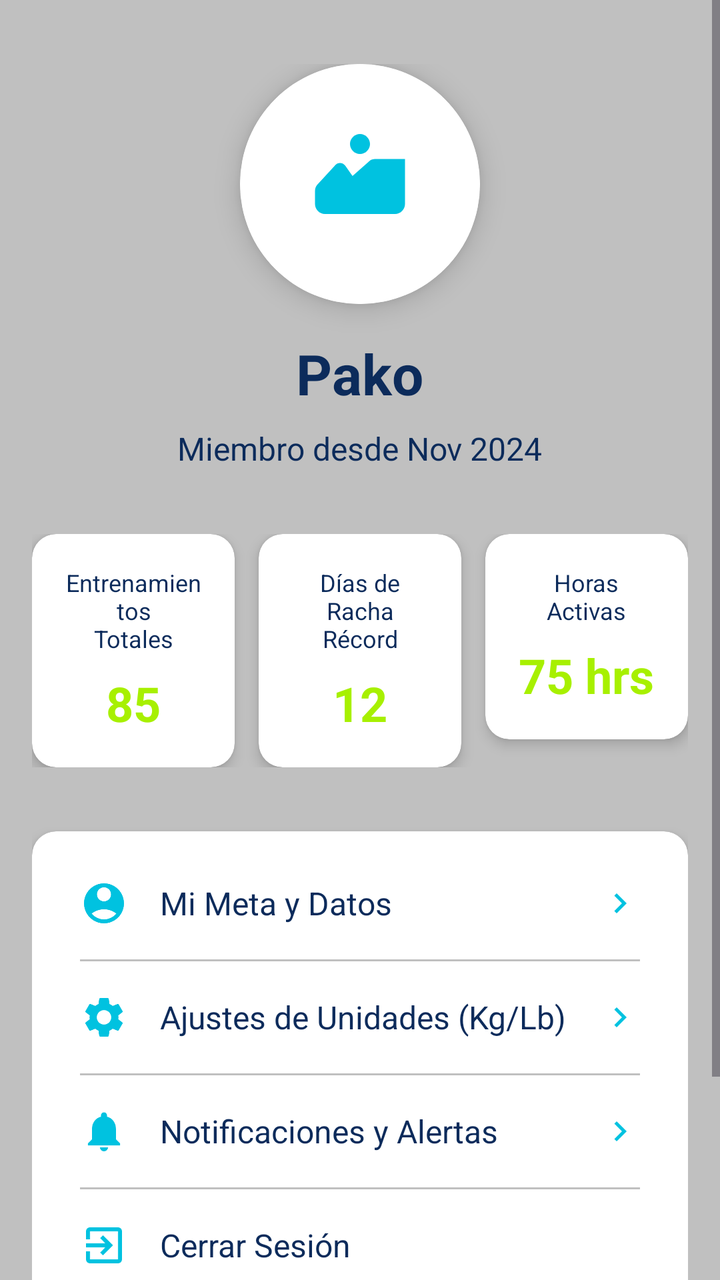
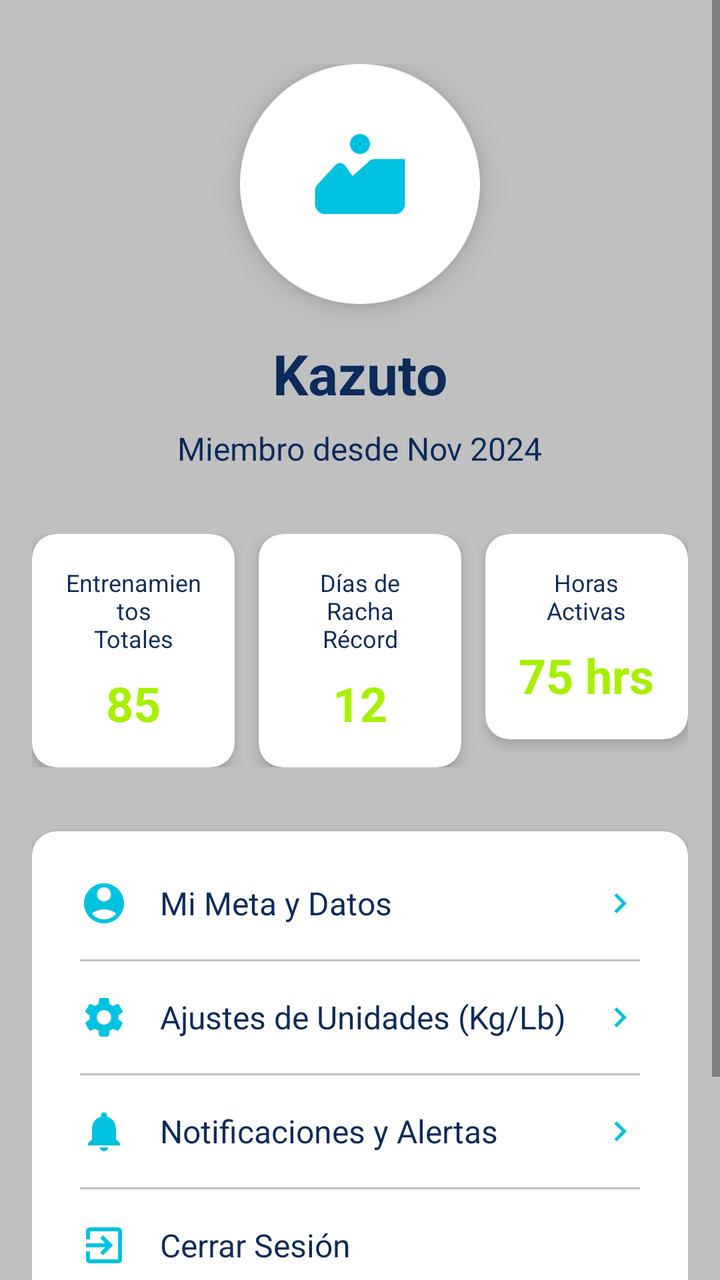

An Android layout rendered at two revisions. The XML below is the earlier revision; the diff shows what the commit changed to produce the second picture.
<!-- AndroidManifest.xml: application theme Base.Theme.FitTrack -->
<!-- res/layout/fragment_profile.xml -->
<?xml version="1.0" encoding="utf-8"?>
<ScrollView xmlns:android="http://schemas.android.com/apk/res/android"
    xmlns:app="http://schemas.android.com/apk/res-auto"
    xmlns:tools="http://schemas.android.com/tools"
    android:layout_width="match_parent"
    android:layout_height="match_parent"
    android:background="@color/soft_metric"
    tools:context=".ProfileFragment">

    <LinearLayout
        android:layout_width="match_parent"
        android:layout_height="wrap_content"
        android:orientation="vertical"
        android:padding="16dp">

        
        <LinearLayout
            android:layout_width="match_parent"
            android:layout_height="wrap_content"
            android:orientation="vertical"
            android:gravity="center"
            android:layout_marginBottom="32dp"
            android:layout_marginTop="16dp">

            
            <androidx.cardview.widget.CardView
                android:layout_width="120dp"
                android:layout_height="120dp"
                app:cardCornerRadius="60dp"
                app:cardElevation="8dp"
                android:layout_marginBottom="16dp">

                <FrameLayout
                    android:layout_width="match_parent"
                    android:layout_height="match_parent"
                    android:background="@color/clean_stat">

                    
                    <ImageView
                        android:id="@+id/iv_avatar"
                        android:layout_width="60dp"
                        android:layout_height="60dp"
                        android:layout_gravity="center"
                        android:src="@drawable/ic_profile_placeholder"
                        android:tint="@color/fit_glow" />

                </FrameLayout>

            </androidx.cardview.widget.CardView>

            
            <TextView
                android:id="@+id/tv_user_name"
                android:layout_width="wrap_content"
                android:layout_height="wrap_content"
                android:text="Pako"
                android:textSize="28sp"
                android:textColor="@color/track_night"
                android:textStyle="bold"
                android:layout_marginBottom="8dp" />

            
            <TextView
                android:id="@+id/tv_member_since"
                android:layout_width="wrap_content"
                android:layout_height="wrap_content"
                android:text="Miembro desde Nov 2024"
                android:textSize="16sp"
                android:textColor="@color/track_night" />

        </LinearLayout>

        
        <LinearLayout
            android:layout_width="match_parent"
            android:layout_height="wrap_content"
            android:orientation="horizontal"
            android:layout_marginBottom="32dp"
            android:weightSum="3">

            
            <androidx.cardview.widget.CardView
                android:layout_width="0dp"
                android:layout_height="wrap_content"
                android:layout_weight="1"
                android:layout_marginEnd="6dp"
                app:cardBackgroundColor="@color/clean_stat"
                app:cardCornerRadius="12dp"
                app:cardElevation="4dp">

                <LinearLayout
                    android:layout_width="match_parent"
                    android:layout_height="wrap_content"
                    android:orientation="vertical"
                    android:padding="16dp"
                    android:gravity="center">

                    <TextView
                        android:layout_width="wrap_content"
                        android:layout_height="wrap_content"
                        android:text="Entrenamientos\nTotales"
                        android:textSize="12sp"
                        android:textColor="@color/track_night"
                        android:gravity="center"
                        android:layout_marginBottom="8dp" />

                    <TextView
                        android:id="@+id/tv_total_workouts"
                        android:layout_width="wrap_content"
                        android:layout_height="wrap_content"
                        android:text="85"
                        android:textSize="24sp"
                        android:textColor="@color/progress_neon"
                        android:textStyle="bold" />

                </LinearLayout>

            </androidx.cardview.widget.CardView>

            
            <androidx.cardview.widget.CardView
                android:layout_width="0dp"
                android:layout_height="wrap_content"
                android:layout_weight="1"
                android:layout_marginHorizontal="6dp"
                app:cardBackgroundColor="@color/clean_stat"
                app:cardCornerRadius="12dp"
                app:cardElevation="4dp">

                <LinearLayout
                    android:layout_width="match_parent"
                    android:layout_height="wrap_content"
                    android:orientation="vertical"
                    android:padding="16dp"
                    android:gravity="center">

                    <TextView
                        android:layout_width="wrap_content"
                        android:layout_height="wrap_content"
                        android:text="Días de Racha\nRécord"
                        android:textSize="12sp"
                        android:textColor="@color/track_night"
                        android:gravity="center"
                        android:layout_marginBottom="8dp" />

                    <TextView
                        android:id="@+id/tv_streak_record"
                        android:layout_width="wrap_content"
                        android:layout_height="wrap_content"
                        android:text="12"
                        android:textSize="24sp"
                        android:textColor="@color/progress_neon"
                        android:textStyle="bold" />

                </LinearLayout>

            </androidx.cardview.widget.CardView>

            
            <androidx.cardview.widget.CardView
                android:layout_width="0dp"
                android:layout_height="wrap_content"
                android:layout_weight="1"
                android:layout_marginStart="6dp"
                app:cardBackgroundColor="@color/clean_stat"
                app:cardCornerRadius="12dp"
                app:cardElevation="4dp">

                <LinearLayout
                    android:layout_width="match_parent"
                    android:layout_height="wrap_content"
                    android:orientation="vertical"
                    android:padding="16dp"
                    android:gravity="center">

                    <TextView
                        android:layout_width="wrap_content"
                        android:layout_height="wrap_content"
                        android:text="Horas\nActivas"
                        android:textSize="12sp"
                        android:textColor="@color/track_night"
                        android:gravity="center"
                        android:layout_marginBottom="8dp" />

                    <TextView
                        android:id="@+id/tv_active_hours"
                        android:layout_width="wrap_content"
                        android:layout_height="wrap_content"
                        android:text="75 hrs"
                        android:textSize="24sp"
                        android:textColor="@color/progress_neon"
                        android:textStyle="bold" />

                </LinearLayout>

            </androidx.cardview.widget.CardView>

        </LinearLayout>

        
        <androidx.cardview.widget.CardView
            android:layout_width="match_parent"
            android:layout_height="wrap_content"
            android:layout_marginBottom="24dp"
            app:cardBackgroundColor="@color/clean_stat"
            app:cardCornerRadius="12dp"
            app:cardElevation="4dp">

            <LinearLayout
                android:layout_width="match_parent"
                android:layout_height="wrap_content"
                android:orientation="vertical"
                android:padding="8dp">

                
                <LinearLayout
                    android:id="@+id/ll_meta_datos"
                    android:layout_width="match_parent"
                    android:layout_height="wrap_content"
                    android:orientation="horizontal"
                    android:padding="16dp"
                    android:gravity="center_vertical"
                    android:background="?android:attr/selectableItemBackground"
                    android:clickable="true"
                    android:focusable="true">

                    <ImageView
                        android:layout_width="24dp"
                        android:layout_height="24dp"
                        android:src="@drawable/ic_target"
                        android:tint="@color/fit_glow"
                        android:layout_marginEnd="16dp" />

                    <TextView
                        android:layout_width="0dp"
                        android:layout_height="wrap_content"
                        android:layout_weight="1"
                        android:text="Mi Meta y Datos"
                        android:textSize="16sp"
                        android:textColor="@color/track_night" />

                    <ImageView
                        android:layout_width="20dp"
                        android:layout_height="20dp"
                        android:src="@drawable/ic_arrow_right"
                        android:tint="@color/fit_glow" />

                </LinearLayout>

                
                <View
                    android:layout_width="match_parent"
                    android:layout_height="1dp"
                    android:background="@color/soft_metric"
                    android:layout_marginHorizontal="16dp" />

                
                <LinearLayout
                    android:id="@+id/ll_unidades"
                    android:layout_width="match_parent"
                    android:layout_height="wrap_content"
                    android:orientation="horizontal"
                    android:padding="16dp"
                    android:gravity="center_vertical"
                    android:background="?android:attr/selectableItemBackground"
                    android:clickable="true"
                    android:focusable="true">

                    <ImageView
                        android:layout_width="24dp"
                        android:layout_height="24dp"
                        android:src="@drawable/ic_settings"
                        android:tint="@color/fit_glow"
                        android:layout_marginEnd="16dp" />

                    <TextView
                        android:layout_width="0dp"
                        android:layout_height="wrap_content"
                        android:layout_weight="1"
                        android:text="Ajustes de Unidades (Kg/Lb)"
                        android:textSize="16sp"
                        android:textColor="@color/track_night" />

                    <ImageView
                        android:layout_width="20dp"
                        android:layout_height="20dp"
                        android:src="@drawable/ic_arrow_right"
                        android:tint="@color/fit_glow" />

                </LinearLayout>

                
                <View
                    android:layout_width="match_parent"
                    android:layout_height="1dp"
                    android:background="@color/soft_metric"
                    android:layout_marginHorizontal="16dp" />

                
                <LinearLayout
                    android:id="@+id/ll_notificaciones"
                    android:layout_width="match_parent"
                    android:layout_height="wrap_content"
                    android:orientation="horizontal"
                    android:padding="16dp"
                    android:gravity="center_vertical"
                    android:background="?android:attr/selectableItemBackground"
                    android:clickable="true"
                    android:focusable="true">

                    <ImageView
                        android:layout_width="24dp"
                        android:layout_height="24dp"
                        android:src="@drawable/ic_notifications"
                        android:tint="@color/fit_glow"
                        android:layout_marginEnd="16dp" />

                    <TextView
                        android:layout_width="0dp"
                        android:layout_height="wrap_content"
                        android:layout_weight="1"
                        android:text="Notificaciones y Alertas"
                        android:textSize="16sp"
                        android:textColor="@color/track_night" />

                    <ImageView
                        android:layout_width="20dp"
                        android:layout_height="20dp"
                        android:src="@drawable/ic_arrow_right"
                        android:tint="@color/fit_glow" />

                </LinearLayout>

                
                <View
                    android:layout_width="match_parent"
                    android:layout_height="1dp"
                    android:background="@color/soft_metric"
                    android:layout_marginHorizontal="16dp" />

                
                <LinearLayout
                    android:id="@+id/ll_cerrar_sesion"
                    android:layout_width="match_parent"
                    android:layout_height="wrap_content"
                    android:orientation="horizontal"
                    android:padding="16dp"
                    android:gravity="center_vertical"
                    android:background="?android:attr/selectableItemBackground"
                    android:clickable="true"
                    android:focusable="true">

                    <ImageView
                        android:layout_width="24dp"
                        android:layout_height="24dp"
                        android:src="@drawable/ic_logout"
                        android:tint="@color/fit_glow"
                        android:layout_marginEnd="16dp" />

                    <TextView
                        android:layout_width="0dp"
                        android:layout_height="wrap_content"
                        android:layout_weight="1"
                        android:text="Cerrar Sesión"
                        android:textSize="16sp"
                        android:textColor="@color/track_night" />

                </LinearLayout>

            </LinearLayout>

        </androidx.cardview.widget.CardView>

        
        <TextView
            android:layout_width="match_parent"
            android:layout_height="wrap_content"
            android:text="FitTrack v1.0\nHecho con pasión por el fitness."
            android:textSize="12sp"
            android:textColor="@color/track_night"
            android:gravity="center"
            android:layout_marginTop="16dp"
            android:layout_marginBottom="16dp"
            android:alpha="0.7" />

    </LinearLayout>

</ScrollView>
<!-- resources referenced by this layout -->
<resources>
  <color name="clean_stat">#FFFFFF</color>
  <color name="fit_glow">#00C2E0</color>
  <color name="progress_neon">#A7F000</color>
  <color name="soft_metric">#C0C0C0</color>
  <color name="track_night">#0C2B5B</color>
  <!-- drawable ic_arrow_right (drawable) -->
  <vector xmlns:android="http://schemas.android.com/apk/res/android"
      android:width="24dp"
      android:height="24dp"
      android:viewportWidth="24"
      android:viewportHeight="24">
    <path
        android:fillColor="#FF000000"
        android:pathData="M8.59,16.59L13.17,12 8.59,7.41 10,6l6,6 -6,6 -1.41,-1.41z"/>
  </vector>
  <!-- drawable ic_logout (drawable) -->
  <vector xmlns:android="http://schemas.android.com/apk/res/android"
      android:width="24dp"
      android:height="24dp"
      android:viewportWidth="24"
      android:viewportHeight="24">
    <path
        android:fillColor="#FF000000"
        android:pathData="M10.09,15.59L11.5,17l5,-5 -5,-5 -1.41,1.41L12.67,11H3v2h9.67l-2.58,2.59zM19,3H5c-1.11,0 -2,0.9 -2,2v4h2V5h14v14H5v-4H3v4c0,1.1 0.89,2 2,2h14c1.1,0 2,-0.9 2,-2V5c0,-1.1 -0.9,-2 -2,-2z"/>
  </vector>
  <!-- drawable ic_notifications (drawable) -->
  <vector xmlns:android="http://schemas.android.com/apk/res/android"
      android:width="24dp"
      android:height="24dp"
      android:viewportWidth="24"
      android:viewportHeight="24">
    <path
        android:fillColor="#FF000000"
        android:pathData="M12,22c1.1,0 2,-0.9 2,-2h-4c0,1.1 0.89,2 2,2zM18,16v-5c0,-3.07 -1.64,-5.64 -4.5,-6.32V4c0,-0.83 -0.67,-1.5 -1.5,-1.5s-1.5,0.67 -1.5,1.5v0.68C7.63,5.36 6,7.92 6,11v5l-2,2v1h16v-1l-2,-2z"/>
  </vector>
  <!-- drawable ic_profile_placeholder (drawable) -->
  <vector xmlns:android="http://schemas.android.com/apk/res/android"
      android:width="24dp"
      android:height="24dp"
      android:viewportWidth="24"
      android:viewportHeight="24">
    <path
        android:fillColor="#FF000000"
        android:pathData="M12,2C13.1,2 14,2.9 14,4C14,5.1 13.1,6 12,6C10.9,6 10,5.1 10,4C10,2.9 10.9,2 12,2ZM21,9V7L15,7C14.6,7 14.2,7.1 13.9,7.4L10.5,10.4L9.1,8.4C8.8,8 8.4,7.8 8,7.8C7.6,7.8 7.2,8 6.9,8.4L3.4,12.2C3.1,12.6 3,13 3,13.5V16C3,17.1 3.9,18 5,18H19C20.1,18 21,17.1 21,16V9Z"/>
  </vector>
  <!-- drawable ic_target (drawable) -->
  <vector xmlns:android="http://schemas.android.com/apk/res/android"
      android:width="24dp"
      android:height="24dp"
      android:viewportWidth="24"
      android:viewportHeight="24">
    <path
        android:fillColor="#FF000000"
        android:pathData="M12,2C6.48,2 2,6.48 2,12s4.48,10 10,10 10,-4.48 10,-10S17.52,2 12,2zM12,4c1.93,0 3.5,1.57 3.5,3.5S13.93,11 12,11s-3.5,-1.57 -3.5,-3.5S10.07,4 12,4zM12,20c-2.03,0 -4.43,-0.82 -6.14,-2.88C7.55,15.8 9.68,15 12,15s4.45,0.8 6.14,2.12C16.43,19.18 14.03,20 12,20z"/>
  </vector>
  <color name="app_surface">#C0C0C0</color>
  <color name="app_background">#C0C0C0</color>
  <!-- unchanged entries left out for length: 2 -->
</resources>

<!-- the commit's change to res/layout/fragment_profile.xml (unified diff, before → after) -->
@@ -53,7 +53,7 @@
                 android:id="@+id/tv_user_name"
                 android:layout_width="wrap_content"
                 android:layout_height="wrap_content"
-                android:text="Pako"
+                android:text="Kazuto"
                 android:textSize="28sp"
                 android:textColor="@color/track_night"
                 android:textStyle="bold"
